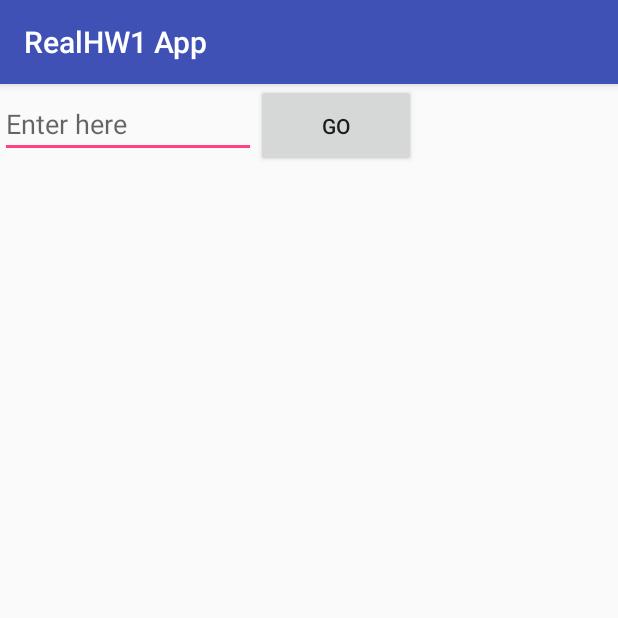
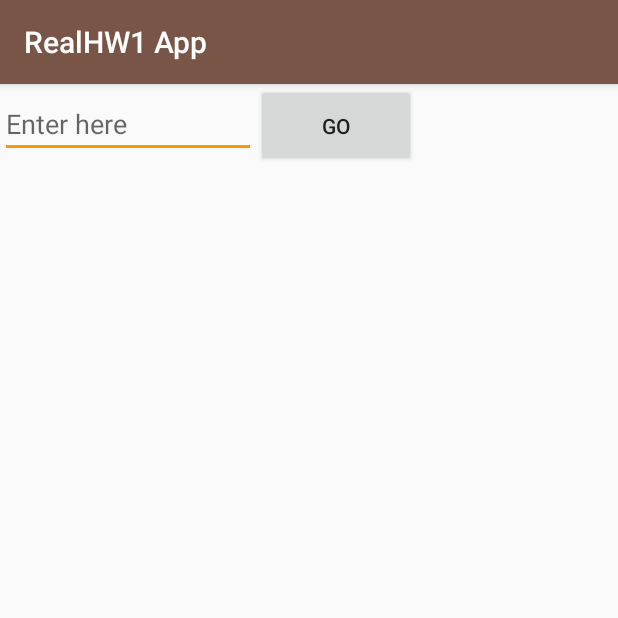
Before and after one commit to plumberg/AndroidRealHW1, an Android app: the screen it shows after launch (MainActivity), on a phone screen of 412 x 824 dp, the top half of it. Run offline under Robolectric (Android 15) with nearby library versions, the phone set to English and light mode, and no system bars.

Commit message:
Colors changed, OnClick checking fixed

```diff
--- a/app/src/main/res/values/styles.xml
+++ b/app/src/main/res/values/styles.xml
@@ -3,9 +3,9 @@
     <!-- Base application theme. -->
     <style name="AppTheme" parent="Base.Theme.AppCompat.Light.DarkActionBar">
         <!-- Customize your theme here. -->
-        <item name="colorPrimary">@color/colorPrimary</item>
-        <item name="colorPrimaryDark">@color/colorPrimaryDark</item>
-        <item name="colorAccent">@color/colorAccent</item>
+        <item name="colorPrimary">#795548</item>
+        <item name="colorPrimaryDark">#5D4037</item>
+        <item name="colorAccent">#FF9800</item>
     </style>
 
 </resources>
```
Also changed, not shown: app/src/main/java/com/example/hana/realhw1app/MainActivity.java (+10 -7 lines).
